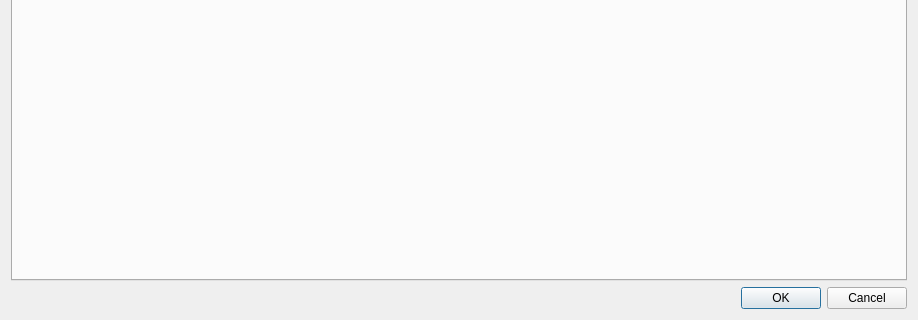
MMetze/DMHelper, file DMHelper/src/optionsdialog.ui: the form before one commit; both pictures show x 0 to 918 and y 278 to 598 of the 918 by 598 pixel window.
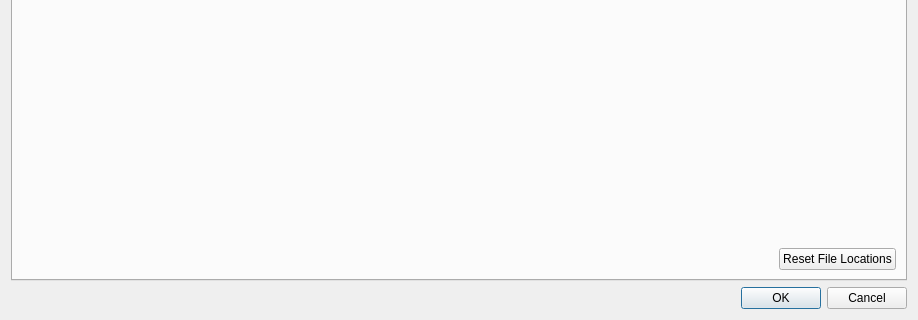
The form after the commit. Icons and pictures are not drawn.

Patch:
```diff
--- a/DMHelper/src/optionsdialog.ui
+++ b/DMHelper/src/optionsdialog.ui
@@ -245,6 +245,30 @@
          </property>
         </spacer>
        </item>
+       <item>
+        <layout class="QHBoxLayout" name="horizontalLayout_5">
+         <item>
+          <spacer name="horizontalSpacer_3">
+           <property name="orientation">
+            <enum>Qt::Horizontal</enum>
+           </property>
+           <property name="sizeHint" stdset="0">
+            <size>
+             <width>40</width>
+             <height>20</height>
+            </size>
+           </property>
+          </spacer>
+         </item>
+         <item>
+          <widget class="QPushButton" name="btnResetFileLocations">
+           <property name="text">
+            <string>Reset File Locations</string>
+           </property>
+          </widget>
+         </item>
+        </layout>
+       </item>
       </layout>
      </widget>
      <widget class="QWidget" name="tabNetworkClient">
```
